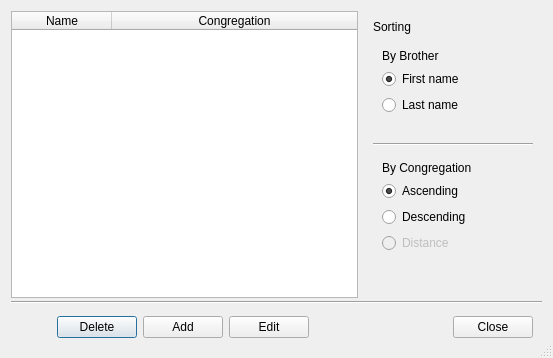
Above: pyTalkManager/gui/BrotherWindow.ui from JoelMon/pyTalkManager before the change. Below: the same form after it.
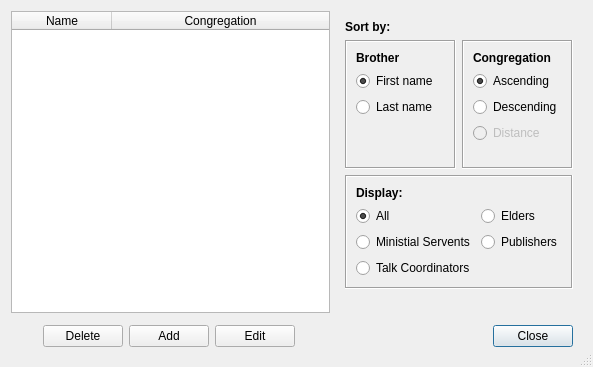
That is the form after the change.

```diff
--- a/pyTalkManager/gui/BrotherWindow.ui
+++ b/pyTalkManager/gui/BrotherWindow.ui
@@ -6,8 +6,8 @@
    <rect>
     <x>0</x>
     <y>0</y>
-    <width>553</width>
-    <height>358</height>
+    <width>593</width>
+    <height>367</height>
    </rect>
   </property>
   <property name="windowTitle">
@@ -35,92 +35,6 @@
    <property name="verticalSpacing">
     <number>3</number>
    </property>
-   <item row="2" column="0">
-    <widget class="QFrame" name="frame_2">
-     <property name="layoutDirection">
-      <enum>Qt::LeftToRight</enum>
-     </property>
-     <property name="autoFillBackground">
-      <bool>true</bool>
-     </property>
-     <property name="frameShape">
-      <enum>QFrame::NoFrame</enum>
-     </property>
-     <property name="frameShadow">
-      <enum>QFrame::Plain</enum>
-     </property>
-     <layout class="QHBoxLayout" name="horizontalLayout">
-      <property name="spacing">
-       <number>6</number>
-      </property>
-      <property name="leftMargin">
-       <number>6</number>
-      </property>
-      <property name="topMargin">
-       <number>6</number>
-      </property>
-      <property name="bottomMargin">
-       <number>6</number>
-      </property>
-      <item>
-       <spacer name="horizontalSpacer_2">
-        <property name="orientation">
-         <enum>Qt::Horizontal</enum>
-        </property>
-        <property name="sizeHint" stdset="0">
-         <size>
-          <width>40</width>
-          <height>20</height>
-         </size>
-        </property>
-       </spacer>
-      </item>
-      <item>
-       <widget class="QPushButton" name="button_delete">
-        <property name="whatsThis">
-         <string>Remove a brother from the list.</string>
-        </property>
-        <property name="text">
-         <string>Delete</string>
-        </property>
-       </widget>
-      </item>
-      <item>
-       <widget class="QPushButton" name="button_add">
-        <property name="whatsThis">
-         <string>Add a brother to the list.</string>
-        </property>
-        <property name="text">
-         <string>Add</string>
-        </property>
-       </widget>
-      </item>
-      <item>
-       <widget class="QPushButton" name="button_edit">
-        <property name="whatsThis">
-         <string>Edit a brother's information.</string>
-        </property>
-        <property name="text">
-         <string>Edit</string>
-        </property>
-       </widget>
-      </item>
-      <item>
-       <spacer name="horizontalSpacer_3">
-        <property name="orientation">
-         <enum>Qt::Horizontal</enum>
-        </property>
-        <property name="sizeHint" stdset="0">
-         <size>
-          <width>40</width>
-          <height>20</height>
-         </size>
-        </property>
-       </spacer>
-      </item>
-     </layout>
-    </widget>
-   </item>
    <item row="0" column="0">
     <widget class="QTableWidget" name="tableWidget">
      <property name="whatsThis">
@@ -177,19 +91,103 @@
       <enum>QFrame::Plain</enum>
      </property>
      <layout class="QGridLayout" name="gridLayout_5">
-      <item row="3" column="0">
+      <item row="2" column="0" colspan="2">
+       <widget class="QFrame" name="frame_6">
+        <property name="frameShape">
+         <enum>QFrame::Box</enum>
+        </property>
+        <property name="frameShadow">
+         <enum>QFrame::Sunken</enum>
+        </property>
+        <layout class="QGridLayout" name="gridLayout_6">
+         <item row="0" column="0">
+          <widget class="QLabel" name="label_4">
+           <property name="font">
+            <font>
+             <family>Arial</family>
+             <weight>75</weight>
+             <bold>true</bold>
+            </font>
+           </property>
+           <property name="text">
+            <string>Display:</string>
+           </property>
+          </widget>
+         </item>
+         <item row="5" column="0">
+          <widget class="QRadioButton" name="radioButton_10">
+           <property name="text">
+            <string>Talk Coordinators</string>
+           </property>
+          </widget>
+         </item>
+         <item row="3" column="0">
+          <widget class="QRadioButton" name="radioButton_8">
+           <property name="text">
+            <string>Ministial Servents</string>
+           </property>
+          </widget>
+         </item>
+         <item row="1" column="0">
+          <widget class="QRadioButton" name="radioButton_2">
+           <property name="text">
+            <string>All</string>
+           </property>
+           <property name="checked">
+            <bool>true</bool>
+           </property>
+          </widget>
+         </item>
+         <item row="1" column="1">
+          <widget class="QRadioButton" name="radioButton_7">
+           <property name="text">
+            <string>Elders</string>
+           </property>
+          </widget>
+         </item>
+         <item row="3" column="1">
+          <widget class="QRadioButton" name="radioButton_9">
+           <property name="text">
+            <string>Publishers</string>
+           </property>
+          </widget>
+         </item>
+        </layout>
+       </widget>
+      </item>
+      <item row="4" column="0">
+       <spacer name="verticalSpacer">
+        <property name="orientation">
+         <enum>Qt::Vertical</enum>
+        </property>
+        <property name="sizeHint" stdset="0">
+         <size>
+          <width>20</width>
+          <height>40</height>
+         </size>
+        </property>
+       </spacer>
+      </item>
+      <item row="1" column="1">
        <widget class="QFrame" name="frame_5">
         <property name="frameShape">
-         <enum>QFrame::NoFrame</enum>
+         <enum>QFrame::Box</enum>
         </property>
         <property name="frameShadow">
-         <enum>QFrame::Plain</enum>
+         <enum>QFrame::Sunken</enum>
         </property>
         <layout class="QGridLayout" name="gridLayout_4">
          <item row="0" column="0">
           <widget class="QLabel" name="label_3">
+           <property name="font">
+            <font>
+             <family>Arial</family>
+             <weight>75</weight>
+             <bold>true</bold>
+            </font>
+           </property>
            <property name="text">
-            <string>By Congregation</string>
+            <string>Congregation</string>
            </property>
           </widget>
          </item>
@@ -254,10 +252,10 @@
       <item row="1" column="0">
        <widget class="QFrame" name="frame_4">
         <property name="frameShape">
-         <enum>QFrame::NoFrame</enum>
+         <enum>QFrame::Box</enum>
         </property>
         <property name="frameShadow">
-         <enum>QFrame::Plain</enum>
+         <enum>QFrame::Sunken</enum>
         </property>
         <layout class="QGridLayout" name="gridLayout_3">
          <item row="2" column="0">
@@ -272,8 +270,15 @@
          </item>
          <item row="0" column="0">
           <widget class="QLabel" name="label_2">
+           <property name="font">
+            <font>
+             <family>Arial</family>
+             <weight>75</weight>
+             <bold>true</bold>
+            </font>
+           </property>
            <property name="text">
-            <string>By Brother</string>
+            <string>Brother</string>
            </property>
           </widget>
          </item>
@@ -308,35 +313,22 @@
       </item>
       <item row="0" column="0">
        <widget class="QLabel" name="label">
+        <property name="font">
+         <font>
+          <family>Arial</family>
+          <weight>75</weight>
+          <bold>true</bold>
+         </font>
+        </property>
         <property name="text">
-         <string>Sorting</string>
-        </property>
-       </widget>
-      </item>
-      <item row="4" column="0">
-       <spacer name="verticalSpacer">
-        <property name="orientation">
-         <enum>Qt::Vertical</enum>
-        </property>
-        <property name="sizeHint" stdset="0">
-         <size>
-          <width>20</width>
-          <height>40</height>
-         </size>
-        </property>
-       </spacer>
-      </item>
-      <item row="2" column="0">
-       <widget class="Line" name="line">
-        <property name="orientation">
-         <enum>Qt::Horizontal</enum>
+         <string>Sort by:</string>
         </property>
        </widget>
       </item>
      </layout>
     </widget>
    </item>
-   <item row="2" column="1">
+   <item row="1" column="1">
     <widget class="QFrame" name="frame">
      <property name="layoutDirection">
       <enum>Qt::LeftToRight</enum>
@@ -374,11 +366,90 @@
      </layout>
     </widget>
    </item>
-   <item row="1" column="0" colspan="2">
-    <widget class="Line" name="line_2">
-     <property name="orientation">
-      <enum>Qt::Horizontal</enum>
+   <item row="1" column="0">
+    <widget class="QFrame" name="frame_2">
+     <property name="layoutDirection">
+      <enum>Qt::LeftToRight</enum>
      </property>
+     <property name="autoFillBackground">
+      <bool>true</bool>
+     </property>
+     <property name="frameShape">
+      <enum>QFrame::NoFrame</enum>
+     </property>
+     <property name="frameShadow">
+      <enum>QFrame::Plain</enum>
+     </property>
+     <layout class="QHBoxLayout" name="horizontalLayout">
+      <property name="spacing">
+       <number>6</number>
+      </property>
+      <property name="leftMargin">
+       <number>6</number>
+      </property>
+      <property name="topMargin">
+       <number>6</number>
+      </property>
+      <property name="bottomMargin">
+       <number>6</number>
+      </property>
+      <item>
+       <spacer name="horizontalSpacer_2">
+        <property name="orientation">
+         <enum>Qt::Horizontal</enum>
+        </property>
+        <property name="sizeHint" stdset="0">
+         <size>
+          <width>40</width>
+          <height>20</height>
+         </size>
+        </property>
+       </spacer>
+      </item>
+      <item>
+       <widget class="QPushButton" name="button_delete">
+        <property name="whatsThis">
+         <string>Remove a brother from the list.</string>
+        </property>
+        <property name="text">
+         <string>Delete</string>
+        </property>
+       </widget>
+      </item>
+      <item>
+       <widget class="QPushButton" name="button_add">
+        <property name="whatsThis">
+         <string>Add a brother to the list.</string>
+        </property>
+        <property name="text">
+         <string>Add</string>
+        </property>
+       </widget>
+      </item>
+      <item>
+       <widget class="QPushButton" name="button_edit">
+        <property name="whatsThis">
+         <string>Edit a brother's information.</string>
+        </property>
+        <property name="text">
+         <string>Edit</string>
+        </property>
+       </widget>
+      </item>
+      <item>
+       <spacer name="horizontalSpacer_3">
+        <property name="orientation">
+         <enum>Qt::Horizontal</enum>
+        </property>
+        <property name="sizeHint" stdset="0">
+         <size>
+          <width>40</width>
+          <height>20</height>
+         </size>
+        </property>
+       </spacer>
+      </item>
+     </layout>
     </widget>
    </item>
   </layout>
```
